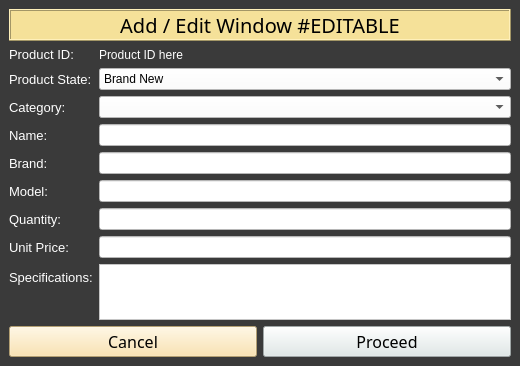
The window that add_edit.ui (Aenan05/MAXPC) describes before a commit, drawn with Qt 5.
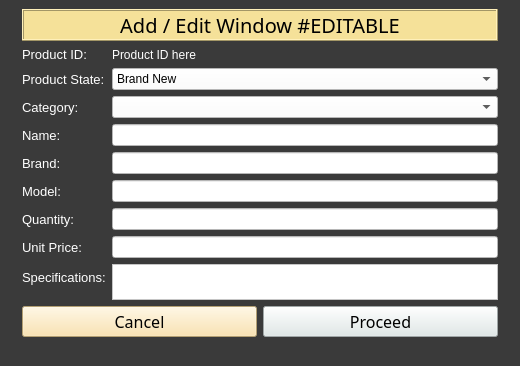
The same window after the commit. Icons and pictures are not drawn.

Diff of the .ui file:
```diff
--- a/add_edit.ui
+++ b/add_edit.ui
@@ -36,7 +36,21 @@
     <string notr="true"/>
    </property>
    <layout class="QGridLayout" name="gridLayout_2">
+    <item row="1" column="1">
+     <widget class="QLabel" name="label_10">
+      <property name="text">
+       <string/>
+      </property>
+     </widget>
+    </item>
     <item row="0" column="0">
+     <widget class="QLabel" name="label_11">
+      <property name="text">
+       <string/>
+      </property>
+     </widget>
+    </item>
+    <item row="0" column="1">
      <layout class="QGridLayout" name="gridLayout">
       <item row="0" column="0">
        <widget class="QLabel" name="lbladd_edit">
@@ -334,6 +348,13 @@
       </item>
      </layout>
     </item>
+    <item row="0" column="2">
+     <widget class="QLabel" name="label_12">
+      <property name="text">
+       <string/>
+      </property>
+     </widget>
+    </item>
    </layout>
   </widget>
  </widget>
```
